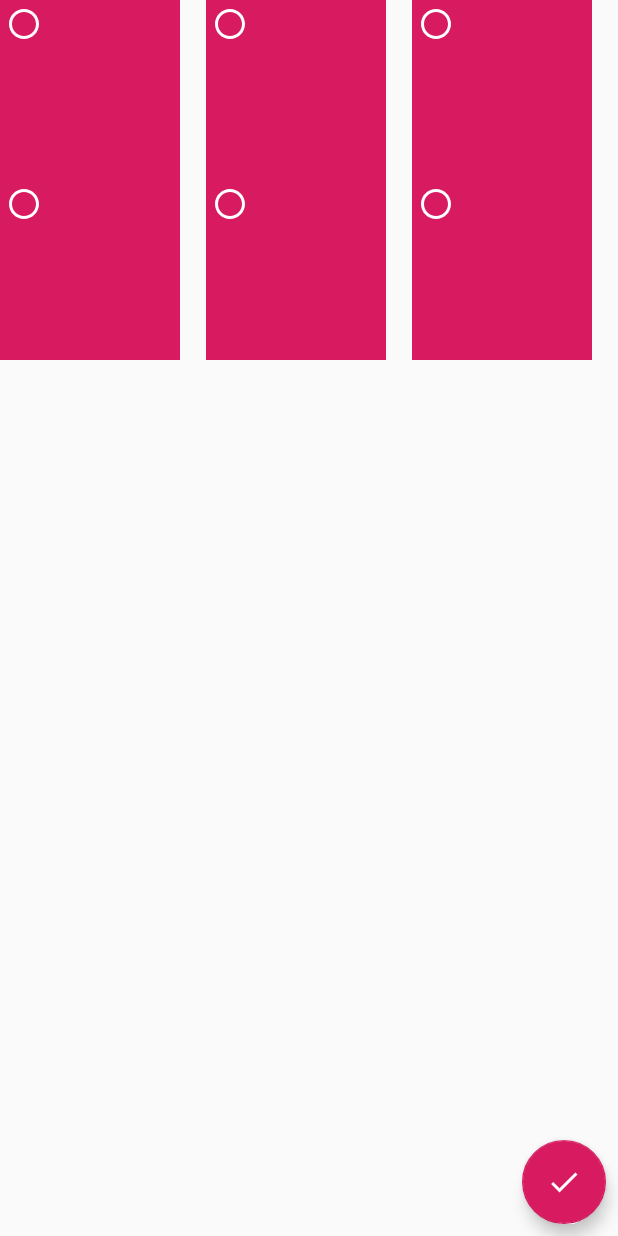
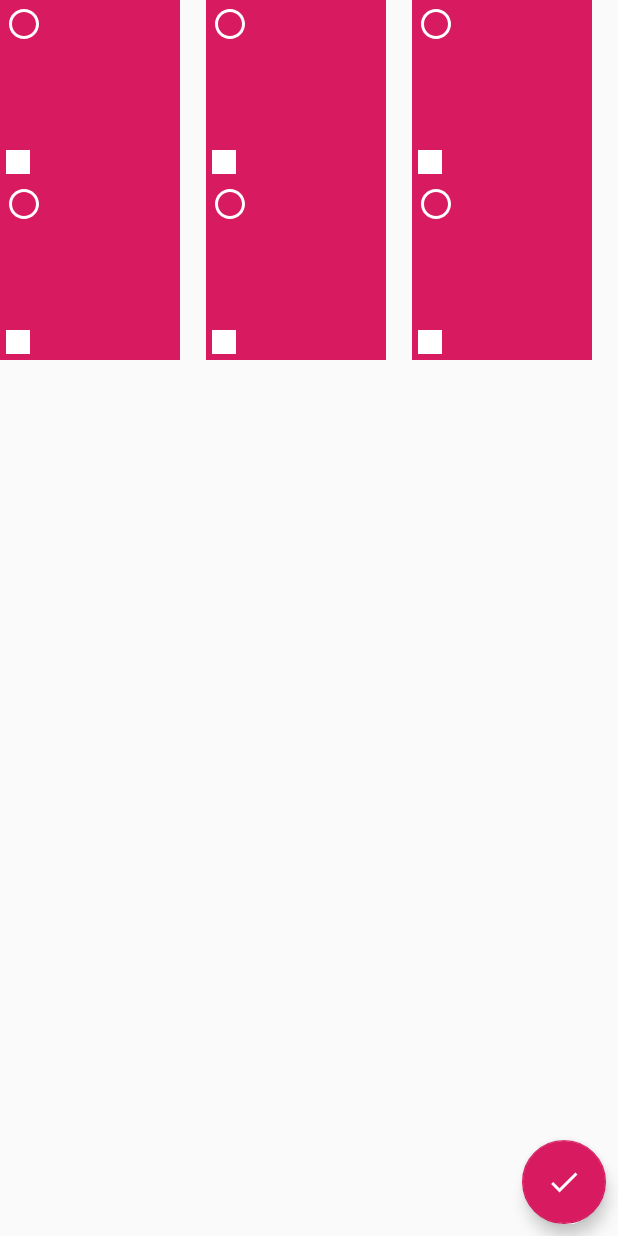
Before and after one commit to deepakkumardk/EasyVideoPicker, an Android app: the layout activity_video_picker.xml on its own in the app's theme, with its tools: preview values and no code run, on a phone screen of 412 x 824 dp. Run offline under Robolectric (Android 15) with nearby library versions, the phone set to English and light mode, and no system bars.

Commit message:
Add timeLimit option to pick videos

```diff
--- a/app/src/main/java/com/deepakkumardk/easyvideopicker/MainActivity.kt
+++ b/app/src/main/java/com/deepakkumardk/easyvideopicker/MainActivity.kt
@@ -7,6 +7,7 @@ import android.support.v7.app.AppCompatActivity
 import com.deepakkumardk.videopickerlib.EasyVideoPicker
 import com.deepakkumardk.videopickerlib.model.VideoPickerItem
 import kotlinx.android.synthetic.main.activity_main.*
+import java.util.concurrent.TimeUnit
 
 class MainActivity : AppCompatActivity() {
 
@@ -21,8 +22,10 @@ class MainActivity : AppCompatActivity() {
 
     private fun openVideoPicker() {
         val item = VideoPickerItem().apply {
+            showIcon = true
             debugMode = true
             themeResId = R.style.CustomTheme
+            timeLimit = TimeUnit.MINUTES.toMillis(2)
         }
         EasyVideoPicker().startPickerForResult(this, item, 2001)
     }
--- a/videopickerlib/src/main/java/com/deepakkumardk/videopickerlib/model/VideoPickerItem.kt
+++ b/videopickerlib/src/main/java/com/deepakkumardk/videopickerlib/model/VideoPickerItem.kt
@@ -1,7 +1,13 @@
 package com.deepakkumardk.videopickerlib.model
+
+import java.util.concurrent.TimeUnit
 
 
 class VideoPickerItem {
     var debugMode = false
     var themeResId: Int? = null
+
+    var showIcon = false
+    var timeLimit: Long = TimeUnit.MINUTES.toMillis(1)
+    var sizeLimit: Long = 100*1024
 }
--- a/videopickerlib/src/main/java/com/deepakkumardk/videopickerlib/util/AppConstant.kt
+++ b/videopickerlib/src/main/java/com/deepakkumardk/videopickerlib/util/AppConstant.kt
@@ -10,5 +10,6 @@ const val EXTRA_SELECTED_VIDEOS = "selected_videos"
 const val VIDEO_ID = MediaStore.Video.Media._ID
 const val BUCKET_ID = MediaStore.Video.Media.BUCKET_ID
 const val VIDEO_DATA = MediaStore.Video.Media.DATA
+const val VIDEO_DURATION = MediaStore.Video.VideoColumns.DURATION
 const val ORDER_BY = MediaStore.Video.Media.DATE_TAKEN
 const val VIDEO_DISPLAY_NAME = MediaStore.Video.Media.BUCKET_DISPLAY_NAME
--- a/videopickerlib/src/main/java/com/deepakkumardk/videopickerlib/util/VideoPickerUI.kt
+++ b/videopickerlib/src/main/java/com/deepakkumardk/videopickerlib/util/VideoPickerUI.kt
@@ -15,4 +15,6 @@ object VideoPickerUI {
 
     fun getTheme() = videoPickerItem.themeResId
 
+    fun getShowIcon() = videoPickerItem.showIcon
+
 }
--- a/videopickerlib/src/main/res/drawable/ic_check_on.xml
+++ b/videopickerlib/src/main/res/drawable/ic_check_on.xml
@@ -1,7 +1,7 @@
 <vector xmlns:android="http://schemas.android.com/apk/res/android"
     android:width="24dp"
     android:height="24dp"
-    android:tint="@color/colorPrimary"
+    android:tint="#FFFFFF"
     android:viewportWidth="24.0"
     android:viewportHeight="24.0">
     <path
--- /dev/null
+++ b/videopickerlib/src/main/res/drawable/ic_gif.xml
@@ -0,0 +1,5 @@
+<vector android:height="24dp" android:tint="#FFFFFF"
+    android:viewportHeight="24.0" android:viewportWidth="24.0"
+    android:width="24dp" xmlns:android="http://schemas.android.com/apk/res/android">
+    <path android:fillColor="#FF000000" android:pathData="M11.5,9L13,9v6h-1.5zM9,9L6,9c-0.6,0 -1,0.5 -1,1v4c0,0.5 0.4,1 1,1h3c0.6,0 1,-0.5 1,-1v-2L8.5,12v1.5h-2v-3L10,10.5L10,10c0,-0.5 -0.4,-1 -1,-1zM19,10.5L19,9h-4.5v6L16,15v-2h2v-1.5h-2v-1z"/>
+</vector>
--- /dev/null
+++ b/videopickerlib/src/main/res/drawable/ic_video.xml
@@ -0,0 +1,5 @@
+<vector android:height="24dp" android:tint="#FFFFFF"
+    android:viewportHeight="24.0" android:viewportWidth="24.0"
+    android:width="24dp" xmlns:android="http://schemas.android.com/apk/res/android">
+    <path android:fillColor="#FF000000" android:pathData="M17,10.5V7c0,-0.55 -0.45,-1 -1,-1H4c-0.55,0 -1,0.45 -1,1v10c0,0.55 0.45,1 1,1h12c0.55,0 1,-0.45 1,-1v-3.5l4,4v-11l-4,4z"/>
+</vector>
--- a/videopickerlib/src/main/res/layout/item_video.xml
+++ b/videopickerlib/src/main/res/layout/item_video.xml
@@ -22,10 +22,17 @@
         android:id="@+id/image_check"
         android:layout_width="24dp"
         android:layout_height="24dp"
-        android:layout_marginStart="4dp"
-        android:layout_marginLeft="4dp"
-        android:layout_marginTop="4dp"
+        android:layout_margin="4dp"
         android:src="@drawable/check_selector"
         tools:ignore="ContentDescription" />
 
+    <ImageView
+        android:id="@+id/small_icon"
+        android:layout_width="16dp"
+        android:layout_height="16dp"
+        android:layout_alignParentBottom="true"
+        android:layout_margin="4dp"
+        android:src="@color/colorWhite"
+        tools:ignore="ContentDescription" />
+
 </RelativeLayout>
```
Also changed, not shown: videopickerlib/src/main/java/com/deepakkumardk/videopickerlib/VideoPickerActivity.kt (+13 -6 lines), videopickerlib/src/main/java/com/deepakkumardk/videopickerlib/VideoPickerAdapter.kt (+25 -2 lines), videopickerlib/src/main/java/com/deepakkumardk/videopickerlib/util/CommonEx.kt (+20 -0 lines), videopickerlib/src/main/java/com/deepakkumardk/videopickerlib/util/VideoEx.kt (+8 -2 lines).
